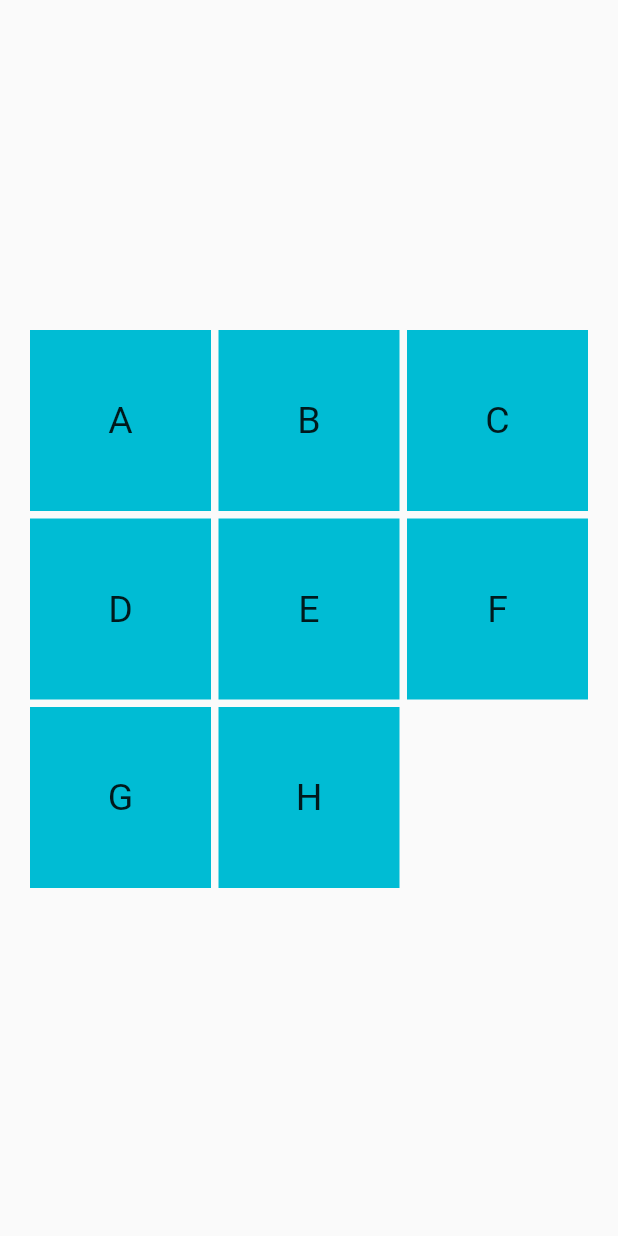
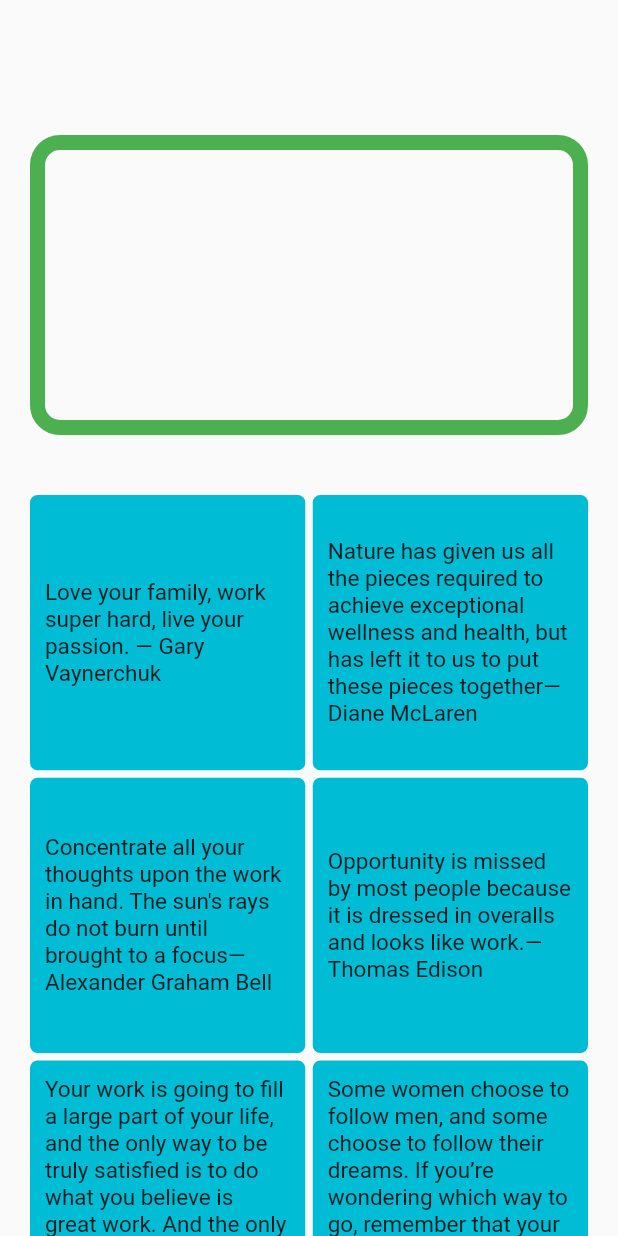
Before and after one commit to maqamylee0/Week19WTM_Quotes, a Flutter app: the screen it shows after launch, on a phone screen of 412 x 824 dp. Run offline on Flutter 3.47's test engine with Material 2 defaults, Android fonts, the phone set to English and light mode, and no system bars; our stand-ins replace device_preview; missing offline and left inert: dart:js.

Commit message:
added quotes

```diff
--- a/lib/home.dart
+++ b/lib/home.dart
@@ -9,27 +9,52 @@ class Home extends StatefulWidget {
 }
 
 class _HomeState extends State<Home> {
-  List<String> alphabet = ['A', 'B', 'C', 'D', 'E', 'F', 'G', 'H'];
-  var text = 'A';
-  List<String> screen = [];
+  List<String> alphabet = [
+    'Love your family, work super hard, live your passion. — Gary Vaynerchuk',
+    'Nature has given us all the pieces required to achieve exceptional wellness and health, but has left it to us to put these pieces together—Diane McLaren',
+    'Concentrate all your thoughts upon the work in hand. The sun\'s rays do not burn until brought to a focus— Alexander Graham Bell',
+    'Opportunity is missed by most people because it is dressed in overalls and looks like work.— Thomas Edison',
+    'Your work is going to fill a large part of your life, and the only way to be truly satisfied is to do what you believe is great work. And the only way to do great work is to love what you do. If you haven\'t found it yet, keep looking. Don\'t settle. As with all matters of the heart, you\'ll know when you find it. — Steve Jobs',
+    'Some women choose to follow men, and some choose to follow their dreams. If you’re wondering which way to go, remember that your career will never wake up and tell you that it doesn’t love you anymore— Lady Gaga',
+    'Learn as if you will live forever, live like you will die tomorrow.— Mahatma Gandhi',
+    'One of the differences between some successful and unsuccessful people is that one group is full of doers, while the other is full of wishers.— Edmond Mbiaka',
+    'Be miserable. Or motivate yourself. Whatever has to be done, it\'s always your choice— Wayne Dyer',
+    'Show up, show up, show up, and after a while the muse shows up, too—Isabel Allende',
+    'If you believe something needs to exist, if it\'s something you want to use yourself, don\'t let anyone ever stop you from doing it.—Tobias Lütke',
+    'Don\'t look at your feet to see if you are doing it right. Just dance―Anne Lamott',
+    'Life can be much broader once you discover one simple fact: Everything around you that you call life was made up by people that were no smarter than you. And you can change it, you can influence it… Once you learn that, you\ll never be the same again—Steve Jobs',
+     'What you do speaks so loudly that I cannot hear what you say.―Ralph Waldo Emerson',
+    "If you really want to do something, you'll find a way. If you don't, you'll find an excuse. ―Jim Rohn",
+    "Do not wait for the perfect time and place to enter, for you are already onstage",
+    "Every strike brings me closer to the next home run — Babe Ruth",
+    "If we take care of the moments, the years will take care of themselves.—Maria Edgeworth",
+    "Sometimes magic is just someone spending more time on something than anyone else might reasonably expect.—Raymond Joseph Teller",
+    "True humility is not thinking less of yourself; it is thinking of yourself less.— C.S. Lewis",
+    'If the highest aim of a captain were to preserve his ship, he would keep it in port forever.—Thomas Aquinas',
+    ];
+  String screen = '';
 
   @override
   Widget build(BuildContext context) {
     return Scaffold(
       body: SafeArea(
+
         child: Column(
           children: [
             const SizedBox(
-              height: 100,
+              height: 70,
             ),
-            SizedBox(
-              height: 100,
-              child: ListView.builder(
-                scrollDirection: Axis.horizontal,
-                itemCount: screen.length,
-                  itemBuilder: (context,index){
-                  return  Text(screen[index],style: const TextStyle(fontSize: 30),);
-                  })
+            Container(
+              width: MediaQuery.of(context).size.width,
+              decoration: BoxDecoration(
+                borderRadius: BorderRadius.circular(20),
+                border: Border.all(width: 10,color: Colors.green)
+              ),
+              margin: EdgeInsets.all(20),
+              padding: EdgeInsets.all(5),
+              height: 200,
+              child: SingleChildScrollView(child: Text(screen,style: const TextStyle(fontSize: 23,),))
+
               // Text('$screen',style: TextStyle(fontSize: 30),),
             ),
             Expanded(
@@ -37,7 +62,7 @@ class _HomeState extends State<Home> {
                   padding: const EdgeInsets.all(20),
                   itemCount: alphabet.length,
                   gridDelegate: const SliverGridDelegateWithFixedCrossAxisCount(
-                      crossAxisCount: 3,
+                      crossAxisCount: 2,
                       mainAxisSpacing: 5,
                       crossAxisSpacing: 5),
                   itemBuilder: (context, index) {
@@ -45,15 +70,20 @@ class _HomeState extends State<Home> {
                       onTap: (){
                          setState(() {
                            // text = alphabet[index];
-                           screen.add(alphabet[index]);
+                           screen =alphabet[index];
                          });
                       },
                       child: Container(
-                          color: Colors.cyan,
+                        padding: EdgeInsets.all(10),
+                          decoration: BoxDecoration(
+                              color: Colors.cyan,
+                              borderRadius: BorderRadius.circular(5)
+                          ),
+
                           child: Center(
                               child: Text(
                             alphabet[index],
-                            style: const TextStyle(fontSize: 25),
+                            style: const TextStyle(fontSize: 15),
                           ))),
                     );
                   }),
```
